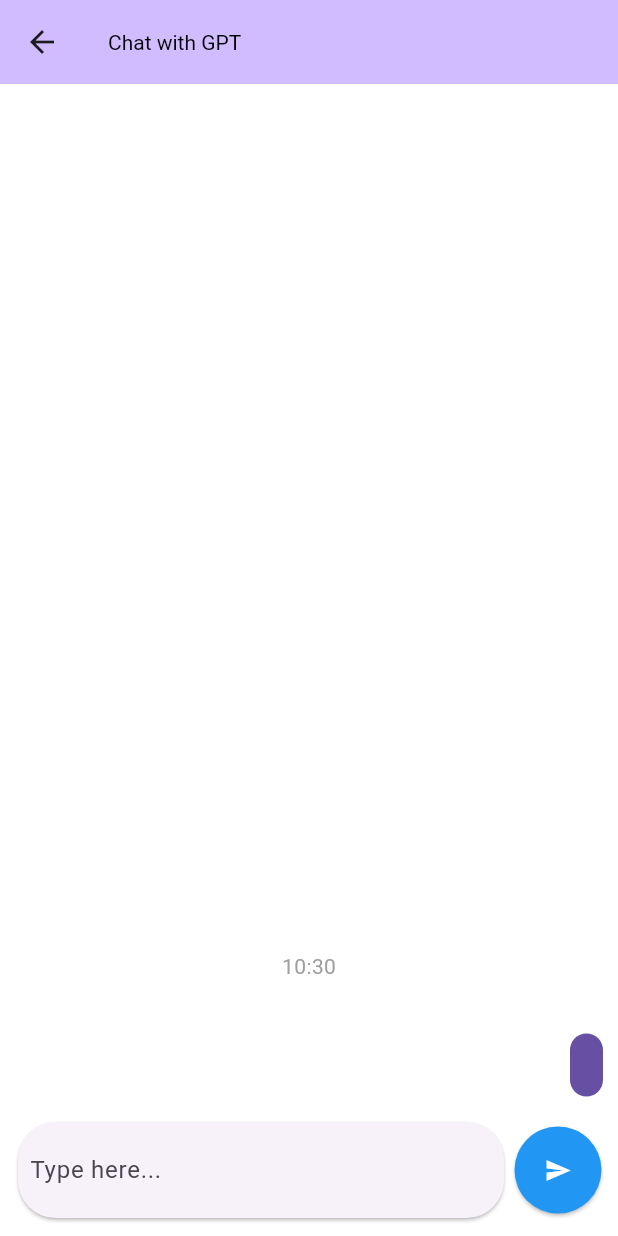
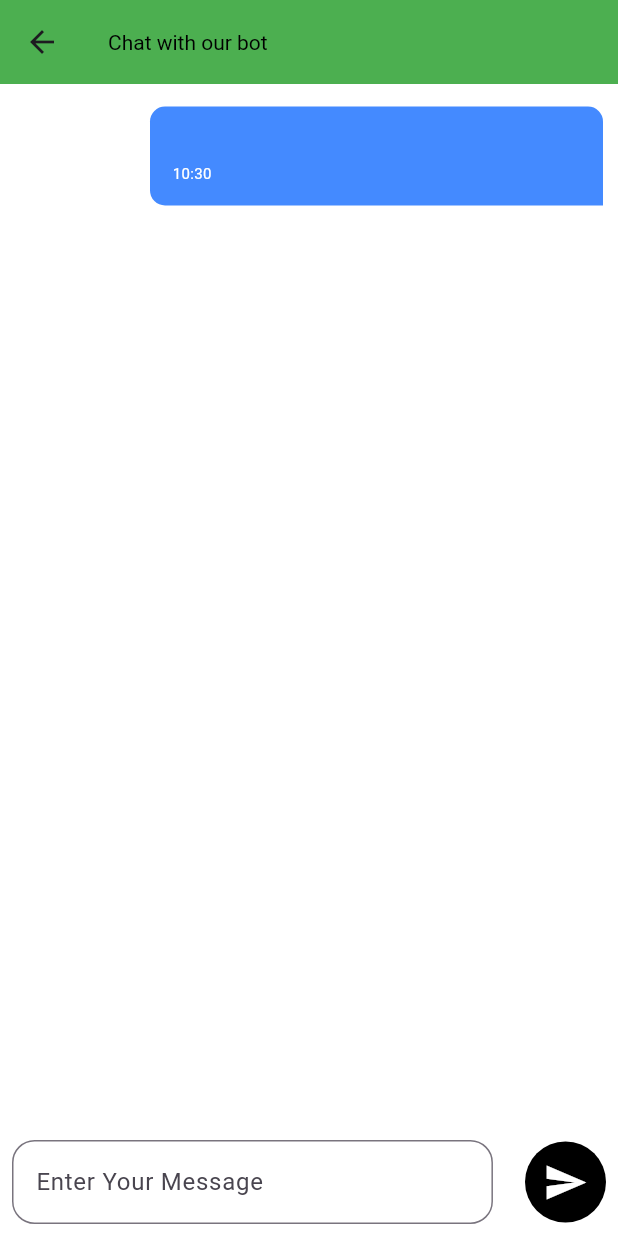
Before and after one commit to MohammadHishamm/AirBnB-mobile, a Flutter app: the MessagesScreen screen opened directly, after a tap on the "send" icon, on a phone screen of 412 x 824 dp. Run offline on Flutter 3.47's test engine with Material 3 defaults, Android fonts, the phone set to English and light mode, and no system bars; drawn by our look-alikes of dash_chat_2; our stand-ins replace another_carousel_pro, cached_network_image, cloud_firestore, firebase_auth, firebase_core, font_awesome_flutter and 3 more; missing offline and left inert: custom_info_window; accounts and stored records are empty; network calls fail.

Commit message:
chatbot works

```diff
--- a/airbnb/lib/view/message.dart
+++ b/airbnb/lib/view/message.dart
@@ -1,162 +1,155 @@
 import 'package:flutter/material.dart';
-import 'package:chat_gpt_sdk/chat_gpt_sdk.dart';
-import 'package:dash_chat_2/dash_chat_2.dart';
+import 'package:google_generative_ai/google_generative_ai.dart';
+import 'package:intl/intl.dart';
 
 class MessagesScreen extends StatefulWidget {
   const MessagesScreen({super.key, required this.title});
   final String title;
+
   @override
   State<MessagesScreen> createState() => _MyMessagesScreen();
 }
 
 class _MyMessagesScreen extends State<MessagesScreen> {
-  TextEditingController controller = TextEditingController();
-  String results = "results to be shown here";
-  late OpenAI openAI;
+  final TextEditingController _userInput = TextEditingController();
 
-  List<ChatMessage> messages = <ChatMessage>[];
-  ChatUser userMe = ChatUser(
-    id: '1',
-    firstName: 'Taraggy',
-    lastName: 'Ghanim',
-  );
-  ChatUser openAIuser = ChatUser(
-    id: '2',
-    firstName: 'ChatGPT',
-    lastName: 'AI',
-  );
+  static const apiKey = "AIzaSyAA0mXY7QvNjjmku7OuAiMBTeRxpy0wS0s";
 
-  @override
-  void initState() {
-    super.initState();
-    openAI = OpenAI.instance.build(
-        token: "",
-        baseOption: HttpSetup(receiveTimeout: const Duration(seconds: 25)),
-        enableLog: true);
-  }
+  final model = GenerativeModel(model: 'gemini-pro', apiKey: apiKey);
 
-  void chatComplete() async {
-    if (controller.text.trim().isEmpty) {
-      print("Input is empty. Please type a message.");
-      return;
-    }
+  final List<Message> _messages = [];
 
-    try {
-      final request = ChatCompleteText(
-        messages: [
-          {"role": "user", "content": controller.text}
-        ],
-        maxToken: 100, // Reduce token limit for lower usage
-        model: GptTurbo0631Model(), // Specify GPT-3.5-Turbo
-      );
+  Future<void> sendMessage() async {
+    final message = _userInput.text;
 
-      controller.text = "";
+    setState(() {
+      _messages.add(Message(isUser: true, message: message, date: DateTime.now()));
+    });
 
-      final response = await openAI.onChatCompletion(request: request);
+    final content = [Content.text(message)];
+    final response = await model.generateContent(content);
 
-      if (response == null || response.choices.isEmpty) {
-        print("No response from the API.");
-        return;
-      }
-
-      for (var element in response.choices) {
-        final content = element.message?.content;
-        if (content != null) {
-          print("data -> $content");
-
-          results = content;
-          ChatMessage msg = ChatMessage(
-            user: openAIuser,
-            createdAt: DateTime.now(),
-            text: content,
-          );
-
-          setState(() {
-            messages.insert(0, msg);
-          });
-        }
-      }
-    } catch (e) {
-      if (e.toString().contains('insufficient_quota')) {
-        print("You have exceeded your free quota. Please wait for the reset.");
-      } else {
-        print("Error during chat completion: $e");
-      }
-    }
-  }
-
-  Future<void> _generateImage() async {
-    var prompt = controller.text;
-    final request = GenerateImage(
-        model: DallE2(),
-        prompt,
-        1,
-        size: ImageSize.size256,
-        responseFormat: Format.url);
-    GenImgResponse? response = await openAI.generateImage(request);
-    print("img url :${response?.data?.last?.url}");
+    setState(() {
+      _messages.add(Message(isUser: false, message: response.text ?? "", date: DateTime.now()));
+      _userInput.text = "";
+    });
   }
 
   @override
   Widget build(BuildContext context) {
     return Scaffold(
       appBar: AppBar(
-        backgroundColor: Theme.of(context).colorScheme.inversePrimary,
-        title: Text(widget.title),
+        leading: IconButton(
+          icon: Icon(Icons.arrow_back),
+          onPressed: () {
+            Navigator.pop(context); // This will navigate back
+          },
+        ),
+        title: Text("Chat with our bot"),
+        backgroundColor: Colors.green, // Set the navbar color to green
       ),
-      body: Center(
+      body: Container(
         child: Column(
-          mainAxisAlignment: MainAxisAlignment.center,
-          children: <Widget>[
+          mainAxisAlignment: MainAxisAlignment.end,
+          children: [
             Expanded(
-                child: DashChat(
-              messages: messages,
-              currentUser: userMe,
-              onSend: (m) {},
-              readOnly: true,
-            )),
+                child: ListView.builder(
+                    itemCount: _messages.length,
+                    itemBuilder: (context, index) {
+                      final message = _messages[index];
+                      return Messages(isUser: message.isUser, message: message.message, date: DateFormat('HH:mm').format(message.date));
+                    })),
             Padding(
               padding: const EdgeInsets.all(8.0),
-              child: Row(children: [
-                Expanded(
-                    child: Card(
-                  shape: RoundedRectangleBorder(
-                      borderRadius: BorderRadius.circular(25)),
-                  child: Padding(
-                    padding: const EdgeInsets.all(8.0),
-                    child: TextField(
-                      controller: controller,
+              child: Row(
+                children: [
+                  Expanded(
+                    flex: 15,
+                    child: TextFormField(
+                      style: TextStyle(color: Colors.black),
+                      controller: _userInput,
                       decoration: InputDecoration(
-                          hintText: 'Type here...', border: InputBorder.none),
+                          border: OutlineInputBorder(
+                            borderRadius: BorderRadius.circular(15),
+                          ),
+                          label: Text('Enter Your Message')),
                     ),
                   ),
-                )),
-                ElevatedButton(
-                  onPressed: () {
-                    ChatMessage msg = ChatMessage(
-                        user: userMe,
-                        createdAt: DateTime.now(),
-                        text: controller.text);
-                    messages.add(msg); // note the add function effect
-                    setState(() {
-                      messages;
-                    });
-                    chatComplete();
-                  },
-                  child: Icon(
-                    Icons.send,
-                    color: Colors.white,
+                  Spacer(),
+                  IconButton(
+                    padding: EdgeInsets.all(12),
+                    iconSize: 30,
+                    style: ButtonStyle(
+                      backgroundColor: WidgetStateProperty.all(Colors.black),
+                      foregroundColor: WidgetStateProperty.all(Colors.white),
+                      shape: WidgetStateProperty.all(CircleBorder())
+                    ),
+                    onPressed: () {
+                      sendMessage();
+                    },
+                    icon: Icon(Icons.send),
                   ),
-                  style: ElevatedButton.styleFrom(
-                      shape: CircleBorder(),
-                      padding: EdgeInsets.all(20),
-                      backgroundColor: Colors.blue),
-                )
-              ]),
-            ) // Row
+                ],
+              ),
+            ),
           ],
         ),
       ),
     );
   }
 }
+
+class Message {
+  final bool isUser;
+  final String message;
+  final DateTime date;
+
+  Message({required this.isUser, required this.message, required this.date});
+}
+
+class Messages extends StatelessWidget {
+  final bool isUser;
+  final String message;
+  final String date;
+
+  const Messages({
+    super.key,
+    required this.isUser,
+    required this.message,
+    required this.date,
+  });
+
+  @override
+  Widget build(BuildContext context) {
+    return Container(
+      width: double.infinity,
+      padding: EdgeInsets.all(15),
+      margin: EdgeInsets.symmetric(vertical: 15).copyWith(
+        left: isUser ? 100 : 10,
+        right: isUser ? 10 : 100,
+      ),
+      decoration: BoxDecoration(
+        color: isUser ? Colors.blueAccent : Colors.grey.shade400,
+        borderRadius: BorderRadius.only(
+          topLeft: Radius.circular(10),
+          bottomLeft: isUser ? Radius.circular(10) : Radius.zero,
+          topRight: Radius.circular(10),
+          bottomRight: isUser ? Radius.zero : Radius.circular(10),
+        ),
+      ),
+      child: Column(
+        crossAxisAlignment: CrossAxisAlignment.start,
+        children: [
+          Text(
+            message,
+            style: TextStyle(fontSize: 16, color: isUser ? Colors.white : Colors.black),
+          ),
+          Text(
+            date,
+            style: TextStyle(fontSize: 10, color: isUser ? Colors.white : Colors.black),
+          ),
+        ],
+      ),
+    );
+  }
+}
--- a/airbnb/pubspec.yaml
+++ b/airbnb/pubspec.yaml
@@ -21,6 +21,7 @@ dependencies:
   google_maps_flutter: ^2.10.0
   chat_gpt_sdk: ^3.1.0
   dash_chat_2: ^0.0.21
+  google_generative_ai: ^0.4.6
 
 dev_dependencies:
   flutter_test:
```
Also changed, not shown: airbnb/pubspec.lock.
